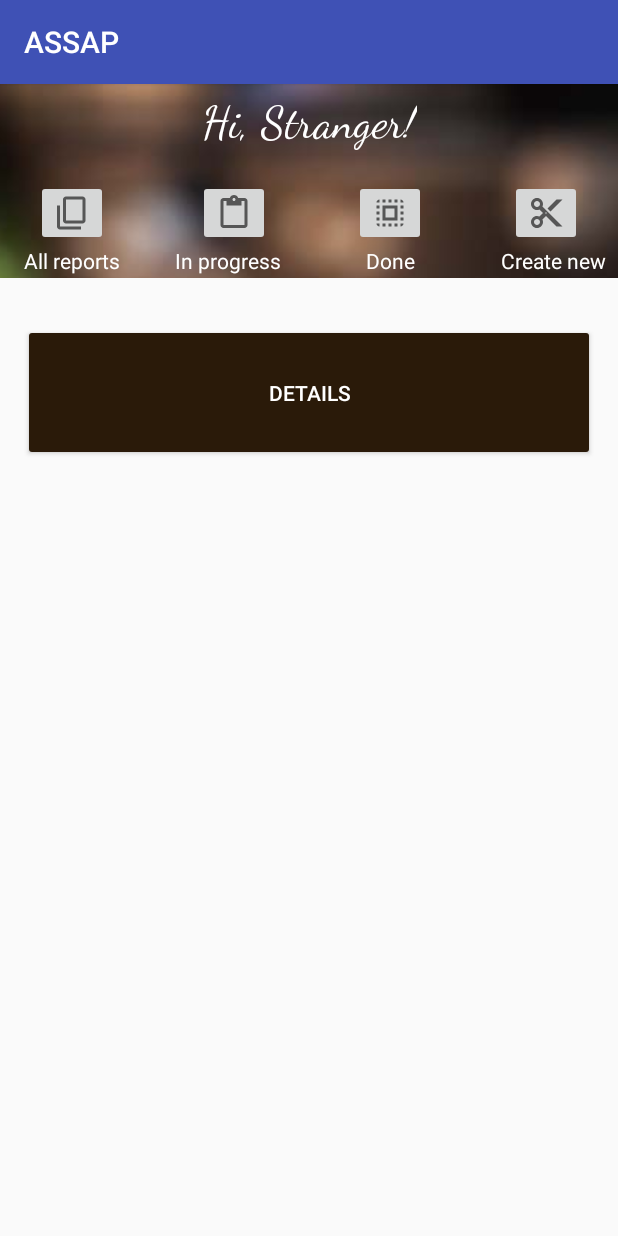
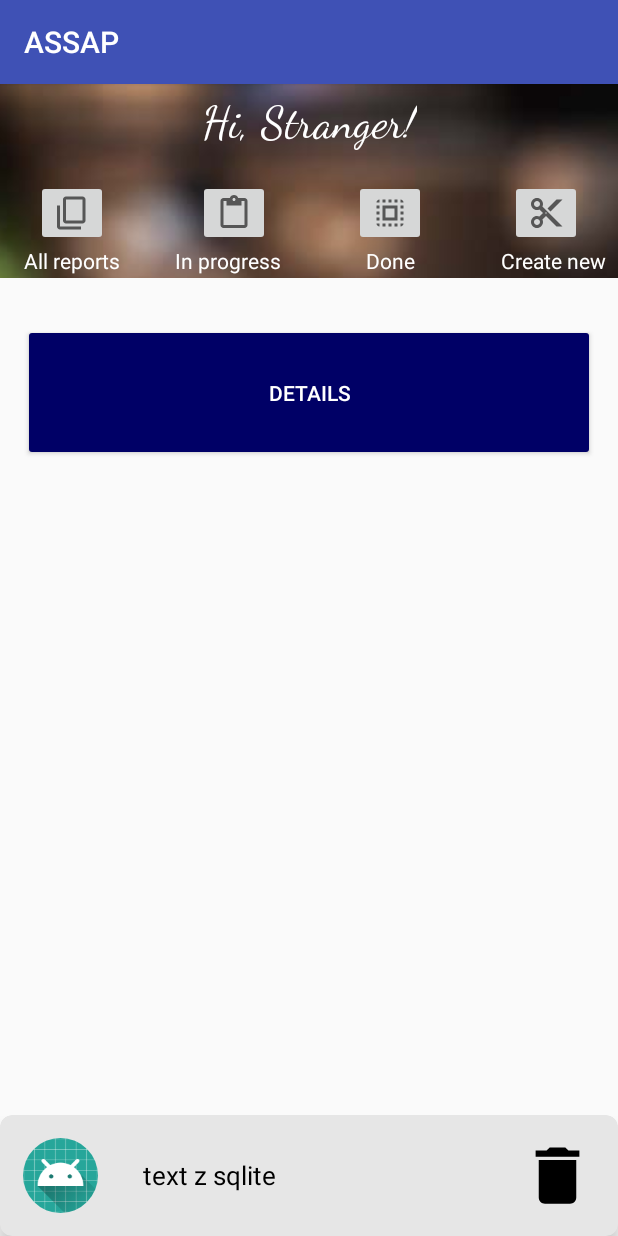
Before and after one commit to angelaDer/ASSAP, an Android app: the Details screen opened directly, with no data from a screen before it, on a phone screen of 412 x 824 dp. Run offline under Robolectric (Android 15) with nearby library versions, the phone set to English and light mode, and no system bars; our stand-ins replace CircleImageView.

Commit message:
RecyclerView & CardView

```diff
--- a/app/src/main/java/com/example/angela/assap/CreateNew.java
+++ b/app/src/main/java/com/example/angela/assap/CreateNew.java
@@ -12,6 +12,7 @@ import android.widget.Button;
 import android.widget.EditText;
 import android.widget.ImageButton;
 import android.widget.ImageView;
+import android.widget.RadioButton;
 import android.widget.Toast;
 import android.support.v4.app.ActivityCompat;
 
@@ -19,7 +20,7 @@ import android.support.v4.app.ActivityCompat;
 
 public class CreateNew extends AppCompatActivity {
 
-    ImageButton cameraButton;
+    RadioButton cameraButton;
     ImageView photo1;
     Intent intent;
 
--- a/app/src/main/res/layout/details.xml
+++ b/app/src/main/res/layout/details.xml
@@ -145,7 +145,7 @@
         android:layout_marginEnd="15dp"
         android:layout_marginRight="15dp"
         android:layout_marginBottom="8dp"
-        android:backgroundTint="#2a1a09"
+        android:backgroundTint="#000066"
         android:text="Details"
         android:textColor="@android:color/background_light"
         app:layout_constraintBottom_toBottomOf="parent"
@@ -155,4 +155,55 @@
         app:layout_constraintTop_toBottomOf="@+id/imageButton"
         app:layout_constraintVertical_bias="0.044" />
 
+
+    <android.support.v7.widget.CardView
+        xmlns:card_view="http://schemas.android.com/apk/res-auto"
+        xmlns:android="http://schemas.android.com/apk/res/android"
+        android:layout_width="match_parent"
+        android:layout_height="wrap_content"
+        card_view:cardBackgroundColor="#E6E6E6"
+        card_view:cardCornerRadius="8dp"
+        card_view:cardElevation="8dp"
+        android:clickable="true"
+        android:foreground="?android:attr/selectableItemBackground"
+        app:layout_constraintBottom_toBottomOf="parent">
+
+        <!-- Main Content View -->
+
+        <RelativeLayout
+            android:id="@+id/parent_layout"
+            android:layout_width="match_parent"
+            android:layout_height="wrap_content"
+            android:padding="15dp">
+
+            <de.hdodenhof.circleimageview.CircleImageView
+                android:id="@+id/image"
+                android:layout_width="50dp"
+                android:layout_height="50dp"
+                android:src="@mipmap/ic_launcher" />
+
+            <TextView
+                android:id="@+id/image_name"
+                android:layout_width="wrap_content"
+                android:layout_height="wrap_content"
+                android:layout_centerVertical="true"
+                android:layout_marginLeft="30dp"
+                android:layout_toRightOf="@+id/image"
+                android:text="text z sqlite"
+                android:textColor="#000"
+                android:textSize="17sp" />
+
+            <ImageView
+                android:id="@+id/image_delete"
+                android:layout_width="50dp"
+                android:layout_height="50dp"
+                android:src="@drawable/ic_delete"
+                android:layout_alignParentTop="true"
+                android:layout_alignParentEnd="true"
+                android:layout_alignParentRight="true"/>
+        </RelativeLayout>
+
+    </android.support.v7.widget.CardView>
+
+
 </android.support.constraint.ConstraintLayout>
```
Also changed, not shown: app/src/main/res/layout/allreports.xml (+7 -4 lines), app/src/main/res/layout/layout_listitem.xml (+6 -7 lines).
